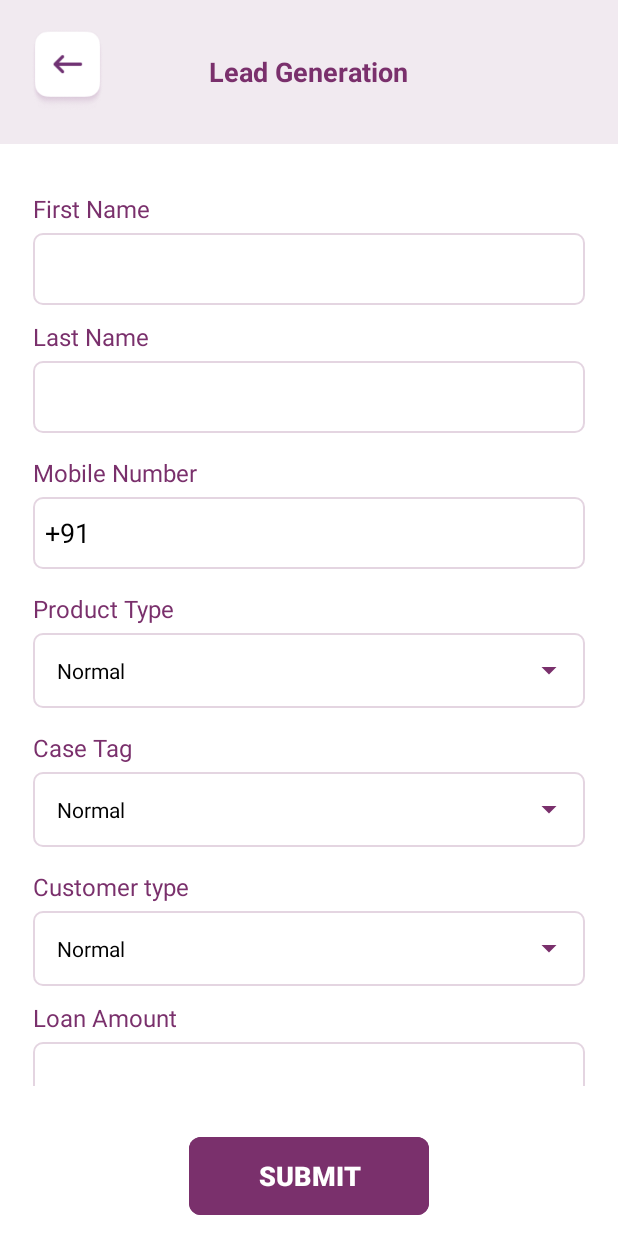
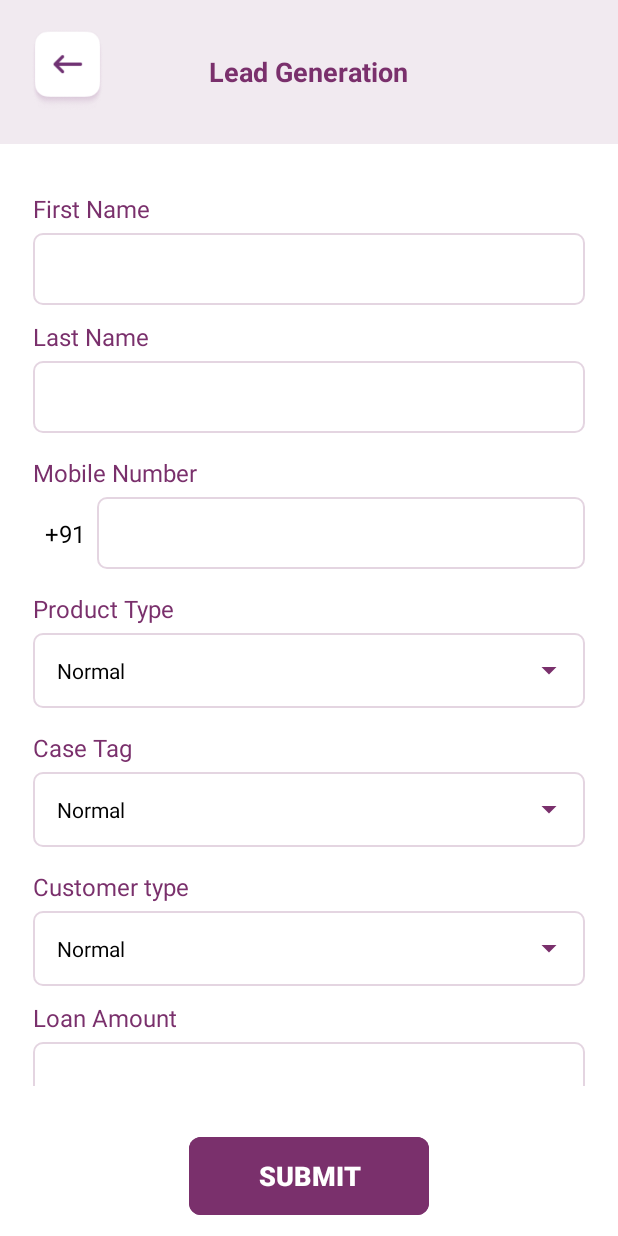
Before and after one commit to cybiteOfficial/Dk_finance_Android, an Android app: the NewRegistrationActivity screen opened directly, with no data from a screen before it, on a phone screen of 412 x 824 dp. Run offline under Robolectric (Android 15) with nearby library versions, the phone set to English and light mode, and no system bars.

Commit message:
fixed some bugs in loan amount text and phone number

```diff
--- a/app/src/main/AndroidManifest.xml
+++ b/app/src/main/AndroidManifest.xml
@@ -10,7 +10,7 @@
         android:dataExtractionRules="@xml/data_extraction_rules"
         android:fullBackupContent="@xml/backup_rules"
         android:icon="@mipmap/ic_launcher"
-        android:label="@string/app_name"
+        android:label= "@string/app_name"
         android:networkSecurityConfig="@xml/network_security_config"
         android:roundIcon="@mipmap/ic_launcher_round"
         android:supportsRtl="true"
--- a/app/src/main/java/com/example/bankapp/environment/BaseUrl.java
+++ b/app/src/main/java/com/example/bankapp/environment/BaseUrl.java
@@ -1,6 +1,6 @@
 package com.example.bankapp.environment;
 
 public class BaseUrl {
-    public static final String BASE_URL = "http://15.206.203.204/";
+    public static final String BASE_URL = "http://52.66.246.38/";
 
 }
--- a/app/src/main/res/layout/activity_new_registration.xml
+++ b/app/src/main/res/layout/activity_new_registration.xml
@@ -1,4 +1,5 @@
 <?xml version="1.0" encoding="utf-8"?>
+
 <LinearLayout
     xmlns:android="http://schemas.android.com/apk/res/android"
     xmlns:app="http://schemas.android.com/apk/res-auto"
@@ -83,7 +84,8 @@
                     android:elevation="4dp"
                     android:inputType="text"
                     android:digits="abcdefghijklmnopqrstuvwxyzABCDEFGHIJKLMNOPQRSTUVWXYZ "
-                    android:singleLine="true"/>
+                    android:singleLine="true"
+                    />
 
 
                 <TextView
@@ -119,6 +121,26 @@
                     android:textSize="16sp"
                     android:gravity="left" />
 
+
+                <LinearLayout
+                    android:layout_width="match_parent"
+                    android:layout_height="wrap_content"
+                    android:orientation="horizontal">
+
+                    <!-- Country Code TextView -->
+                    <TextView
+                        android:id="@+id/countryCode"
+                        android:layout_width="wrap_content"
+                        android:layout_height="wrap_content"
+                        android:gravity="center_vertical"
+                        android:text="+91"
+                        android:textSize="16sp"
+                        android:textColor="@android:color/black"
+                        android:layout_marginTop="5dp"
+                        android:paddingStart="8dp"
+                        android:paddingEnd="8dp"/>
+
+                    <!-- Phone Number EditText -->
                     <EditText
                         android:id="@+id/phoneNumber"
                         android:layout_width="match_parent"
@@ -131,10 +153,12 @@
                         android:inputType="phone"
                         android:padding="8dp"
                         android:textColor="@android:color/black"
-                    android:maxLength="14"
-                    android:text="+91 "
+                        android:maxLength="10"
                         android:focusable="true"
                         android:focusableInTouchMode="true"/>
+                </LinearLayout>
+
+
 
                 <TextView
                     android:layout_width="match_parent"
@@ -284,6 +308,7 @@
                     android:drawablePadding="8dp"
                     android:padding="8dp"
                     android:textColor="@android:color/black"
+                    android:inputType="date"
                     android:textSize="16sp"
                     android:gravity="center_vertical" />
                 <TextView
@@ -303,6 +328,7 @@
                     android:drawablePadding="8dp"
                     android:padding="8dp"
                     android:textColor="@android:color/black"
+                    android:inputType="date"
                     android:textSize="16sp"
                     android:gravity="center_vertical" />
 
```
Also changed, not shown: app/src/main/java/com/example/bankapp/LeadsActivity.java (+20 -1 lines), app/src/main/java/com/example/bankapp/NewRegistrationActivity.java (+6 -23 lines). Lines whose indentation alone changed are shown as unchanged.
